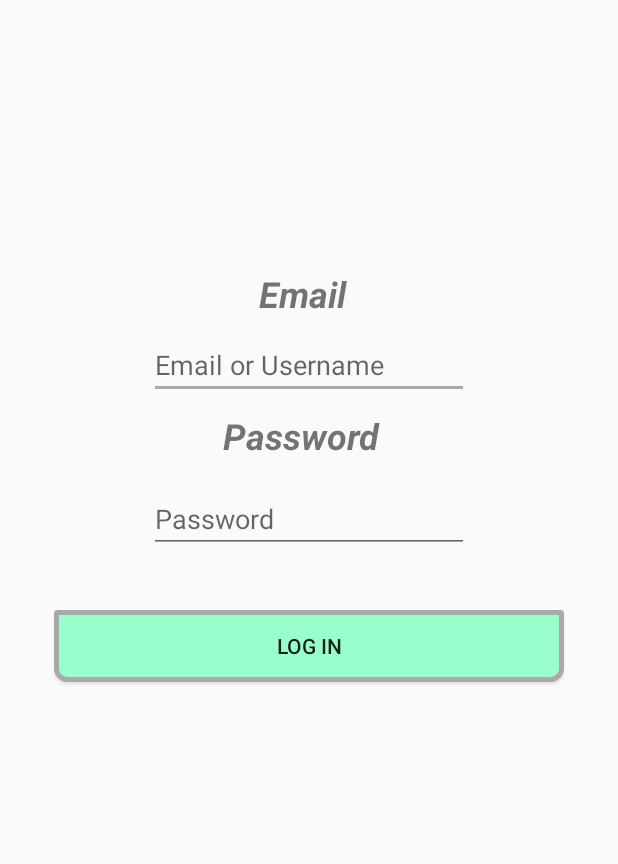
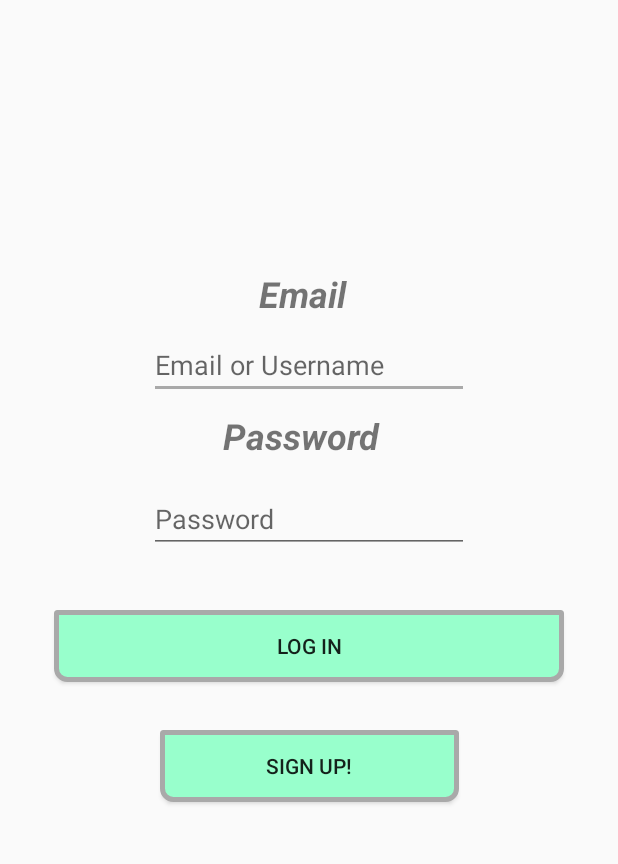
Before and after one commit to Daut13/pantryrecipe1.1, an Android app: the LoginPage screen opened directly, with no data from a screen before it, on a phone screen of 412 x 824 dp, the part 245-1109 px from its top. Run offline under Robolectric (Android 15) with nearby library versions, the phone set to English and light mode, and no system bars; network calls fail.

Commit message:
LoginPage has a new button for a sign up page Added a switch to fav_recipe, subject to change though. Added xml for new button on activity_login_page.xml Updated Manifest with SignUpPage gradle build updated modules updated

```diff
--- a/app/src/main/AndroidManifest.xml
+++ b/app/src/main/AndroidManifest.xml
@@ -27,6 +27,7 @@
         <activity android:name=".FoodSelect"/>
         <activity android:name=".FavRecipe"/>
         <activity android:name=".LoginPage"/>
+        <activity android:name=".SignUpPage"/>
     </application>
 
 </manifest>
--- a/app/src/main/java/com/example/jacob/myapplication/LoginPage.java
+++ b/app/src/main/java/com/example/jacob/myapplication/LoginPage.java
@@ -24,6 +24,17 @@ public class LoginPage extends AppCompatActivity {
             }
         });
 
+        Button button2;
+        button2 = findViewById(R.id.button2);
+        button2.setOnClickListener(new View.OnClickListener() {
+
+            @Override
+            public void onClick(View view) {
+                Intent i = new Intent(LoginPage.this, SignUpPage.class);
+                startActivity(i);
+            }
+        });
+
     }
 
 }
--- a/app/src/main/res/layout/activity_login_page.xml
+++ b/app/src/main/res/layout/activity_login_page.xml
@@ -122,4 +122,22 @@
         app:layout_constraintTop_toBottomOf="@+id/editText2"
         app:layout_constraintVertical_bias="0.132" />
 
+    <Button
+        android:id="@+id/button2"
+        android:layout_width="199dp"
+        android:layout_height="wrap_content"
+        android:layout_marginBottom="8dp"
+        android:layout_marginEnd="8dp"
+        android:layout_marginLeft="8dp"
+        android:layout_marginRight="8dp"
+        android:layout_marginStart="8dp"
+        android:layout_marginTop="32dp"
+        android:background="@drawable/buttonshape"
+        android:text="Sign Up!"
+        app:layout_constraintBottom_toBottomOf="parent"
+        app:layout_constraintEnd_toEndOf="parent"
+        app:layout_constraintStart_toStartOf="parent"
+        app:layout_constraintTop_toBottomOf="@+id/button"
+        app:layout_constraintVertical_bias="0.0" />
+
 </android.support.constraint.ConstraintLayout>
```
Also changed, not shown: app/build.gradle (+6 -7 lines), app/src/main/res/layout/activity_fav_recipe.xml (+36 -24 lines).
